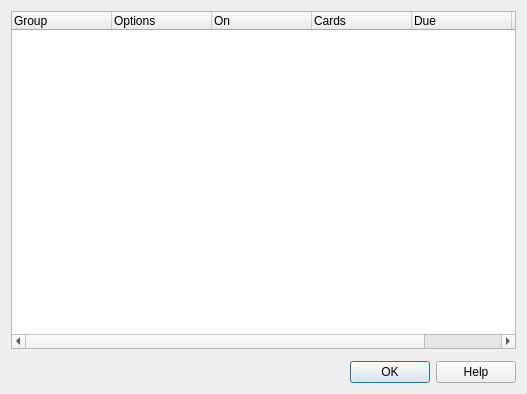
Qt form designer/groupman.ui (ankitects/anki) before a commit.
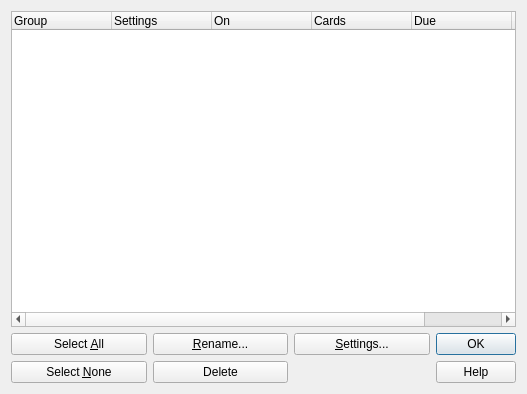
The same form after that commit.

Commit message: tweak button layout again

Patch:
```diff
--- a/designer/groupman.ui
+++ b/designer/groupman.ui
@@ -16,6 +16,12 @@
   <layout class="QVBoxLayout" name="verticalLayout">
    <item>
     <widget class="QTreeWidget" name="tree">
+     <property name="sizePolicy">
+      <sizepolicy hsizetype="Expanding" vsizetype="Expanding">
+       <horstretch>0</horstretch>
+       <verstretch>10</verstretch>
+      </sizepolicy>
+     </property>
      <property name="alternatingRowColors">
       <bool>true</bool>
      </property>
@@ -32,7 +38,7 @@
      </column>
      <column>
       <property name="text">
-       <string>Options</string>
+       <string>Settings</string>
       </property>
      </column>
      <column>
@@ -58,21 +64,53 @@
     </widget>
    </item>
    <item>
-    <widget class="QDialogButtonBox" name="buttonBox2">
-     <property name="standardButtons">
-      <set>QDialogButtonBox::NoButton</set>
-     </property>
-    </widget>
-   </item>
-   <item>
-    <widget class="QDialogButtonBox" name="buttonBox1">
-     <property name="orientation">
-      <enum>Qt::Horizontal</enum>
-     </property>
-     <property name="standardButtons">
-      <set>QDialogButtonBox::Help|QDialogButtonBox::Ok</set>
-     </property>
-    </widget>
+    <layout class="QGridLayout" name="gridLayout">
+     <item row="0" column="0">
+      <widget class="QPushButton" name="selAll">
+       <property name="text">
+        <string>Select &amp;All</string>
+       </property>
+      </widget>
+     </item>
+     <item row="0" column="1">
+      <widget class="QPushButton" name="rename">
+       <property name="text">
+        <string>&amp;Rename...</string>
+       </property>
+      </widget>
+     </item>
+     <item row="1" column="0">
+      <widget class="QPushButton" name="selNone">
+       <property name="text">
+        <string>Select &amp;None</string>
+       </property>
+      </widget>
+     </item>
+     <item row="1" column="1">
+      <widget class="QPushButton" name="delete_2">
+       <property name="text">
+        <string>Delete</string>
+       </property>
+      </widget>
+     </item>
+     <item row="0" column="2">
+      <widget class="QPushButton" name="opts">
+       <property name="text">
+        <string>&amp;Settings...</string>
+       </property>
+      </widget>
+     </item>
+     <item row="0" column="3" rowspan="2">
+      <widget class="QDialogButtonBox" name="buttonBox">
+       <property name="orientation">
+        <enum>Qt::Vertical</enum>
+       </property>
+       <property name="standardButtons">
+        <set>QDialogButtonBox::Help|QDialogButtonBox::Ok</set>
+       </property>
+      </widget>
+     </item>
+    </layout>
    </item>
   </layout>
  </widget>
```
Left out of the diff: 44 changed lines with no effect on the pictures. The commit also changes 1 other file.
